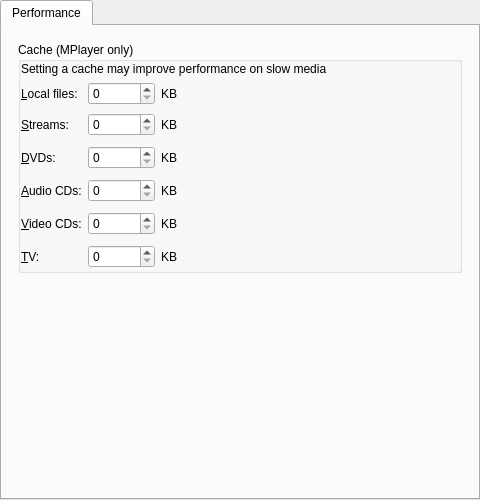
Above: src/gui/pref/performance.ui from wilbert2000/wzplayer before the change. Below: the same form after it.
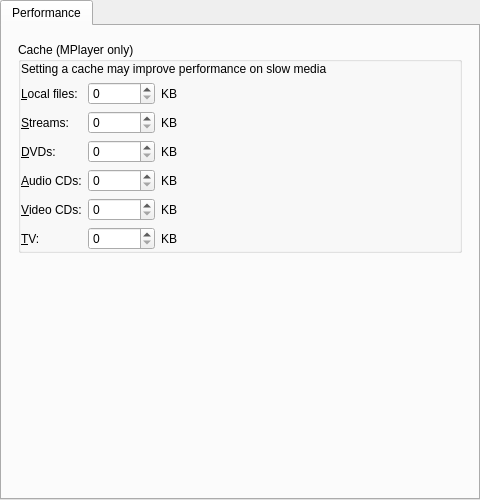
That is the form after the change.

Commit message: Remove spacers

The edit to the form file:
```diff
--- a/src/gui/pref/performance.ui
+++ b/src/gui/pref/performance.ui
@@ -106,19 +106,6 @@
             </property>
            </widget>
           </item>
-          <item row="6" column="3">
-           <spacer>
-            <property name="orientation">
-             <enum>Qt::Horizontal</enum>
-            </property>
-            <property name="sizeHint" stdset="0">
-             <size>
-              <width>211</width>
-              <height>27</height>
-             </size>
-            </property>
-           </spacer>
-          </item>
           <item row="8" column="2">
            <widget class="QLabel" name="label_11">
             <property name="text">
@@ -126,19 +113,6 @@
             </property>
            </widget>
           </item>
-          <item row="9" column="3">
-           <spacer>
-            <property name="orientation">
-             <enum>Qt::Horizontal</enum>
-            </property>
-            <property name="sizeHint" stdset="0">
-             <size>
-              <width>231</width>
-              <height>27</height>
-             </size>
-            </property>
-           </spacer>
-          </item>
           <item row="9" column="2">
            <widget class="QLabel" name="label_15">
             <property name="text">
@@ -203,19 +177,6 @@
             </property>
            </widget>
           </item>
-          <item row="8" column="3">
-           <spacer>
-            <property name="orientation">
-             <enum>Qt::Horizontal</enum>
-            </property>
-            <property name="sizeHint" stdset="0">
-             <size>
-              <width>201</width>
-              <height>27</height>
-             </size>
-            </property>
-           </spacer>
-          </item>
           <item row="4" column="0">
            <widget class="QLabel" name="cache_streams_label">
             <property name="text">
@@ -254,32 +215,6 @@
             </property>
            </widget>
           </item>
-          <item row="7" column="3">
-           <spacer>
-            <property name="orientation">
-             <enum>Qt::Horizontal</enum>
-            </property>
-            <property name="sizeHint" stdset="0">
-             <size>
-              <width>221</width>
-              <height>27</height>
-             </size>
-            </property>
-           </spacer>
-          </item>
-          <item row="4" column="3">
-           <spacer>
-            <property name="orientation">
-             <enum>Qt::Horizontal</enum>
-            </property>
-            <property name="sizeHint" stdset="0">
-             <size>
-              <width>211</width>
-              <height>27</height>
-             </size>
-            </property>
-           </spacer>
-          </item>
          </layout>
         </widget>
        </item>
```
